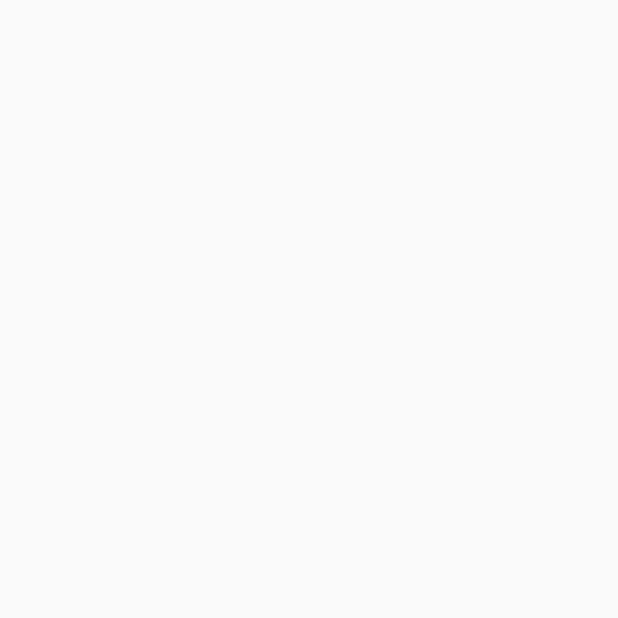
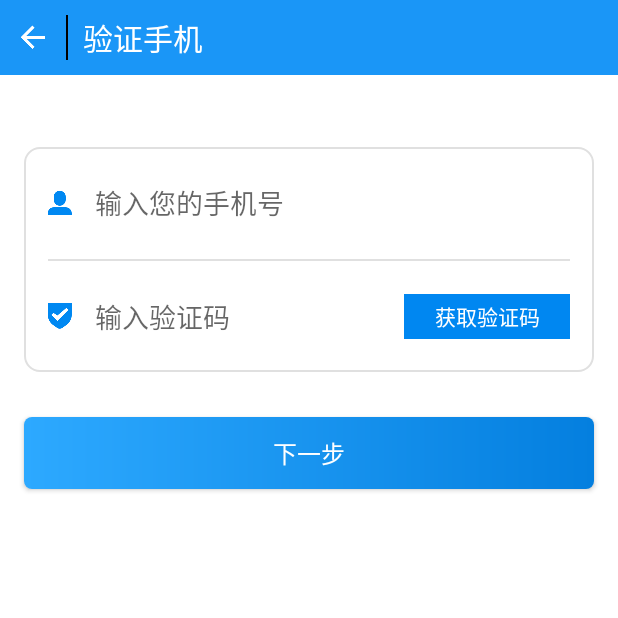
Before and after one commit to HaapyDeng/homedooropenmoblie, an Android app: the ForgetPasswordActivity screen opened directly, with no data from a screen before it, on a phone screen of 412 x 824 dp, the top half of it. Before the commit the part shown is empty. Run offline under Robolectric (Android 15) with nearby library versions, the phone set to English and light mode, and no system bars.

Commit message:
忘记密码

```diff
--- a/app/src/main/res/layout/activity_forget_password.xml
+++ b/app/src/main/res/layout/activity_forget_password.xml
@@ -1,9 +1,145 @@
 <?xml version="1.0" encoding="utf-8"?>
-<android.support.constraint.ConstraintLayout xmlns:android="http://schemas.android.com/apk/res/android"
+<LinearLayout xmlns:android="http://schemas.android.com/apk/res/android"
     xmlns:app="http://schemas.android.com/apk/res-auto"
     xmlns:tools="http://schemas.android.com/tools"
     android:layout_width="match_parent"
     android:layout_height="match_parent"
+    android:orientation="vertical"
+    android:background="#ffffff"
     tools:context="com.max_plus.homedooropenplate.Activity.ForgetPasswordActivity">
 
-</android.support.constraint.ConstraintLayout>
+    <LinearLayout
+        android:layout_width="match_parent"
+        android:layout_height="50dp"
+        android:background="@color/head"
+        android:orientation="horizontal">
+
+        <ImageButton
+            android:id="@+id/btn_back"
+            android:layout_width="wrap_content"
+            android:layout_height="wrap_content"
+            android:layout_alignBottom="@+id/tv_info"
+            android:layout_gravity="center_vertical"
+            android:layout_marginLeft="10dp"
+            android:background="@drawable/back_button_select" />
+
+        <ImageView
+            android:layout_width="10dp"
+            android:layout_height="match_parent" />
+
+        <ImageView
+            android:layout_width="1dp"
+            android:layout_height="30dp"
+            android:layout_gravity="center_vertical"
+            android:background="#000000" />
+
+        <ImageView
+            android:layout_width="10dp"
+            android:layout_height="match_parent" />
+
+        <TextView
+            android:id="@+id/tv_info"
+            android:layout_width="wrap_content"
+            android:layout_height="wrap_content"
+            android:layout_gravity="center_vertical"
+            android:text="验证手机"
+            android:textColor="#ffffff"
+            android:textSize="20dp" />
+
+
+    </LinearLayout>
+
+    <ImageView
+        android:layout_width="match_parent"
+        android:layout_height="48dp" />
+
+    <LinearLayout
+        android:id="@+id/ll"
+        android:layout_width="match_parent"
+        android:layout_height="150dp"
+        android:layout_below="@+id/tv2"
+        android:layout_marginLeft="16dp"
+        android:layout_marginRight="16dp"
+        android:background="@drawable/shape_corner"
+        android:orientation="vertical">
+
+        <EditText
+            android:id="@+id/et_phone"
+            android:layout_width="match_parent"
+            android:layout_height="match_parent"
+            android:layout_marginLeft="16dp"
+            android:layout_marginRight="16dp"
+            android:layout_weight="1"
+            android:background="@null"
+            android:drawableLeft="@mipmap/signin_ic_username"
+            android:drawablePadding="15dp"
+            android:gravity="center_vertical"
+            android:hint="输入您的手机号"
+            android:inputType="phone"
+            android:lines="1"
+            android:maxLength="20" />
+
+        <ImageView
+            android:layout_width="match_parent"
+            android:layout_height="1dp"
+            android:layout_marginLeft="16dp"
+            android:layout_marginRight="16dp"
+            android:background="@color/grey" />
+
+        <LinearLayout
+            android:layout_width="match_parent"
+            android:layout_height="match_parent"
+            android:layout_weight="1"
+            android:orientation="horizontal">
+
+            <EditText
+                android:id="@+id/et_code"
+                android:layout_width="match_parent"
+                android:layout_height="match_parent"
+                android:layout_marginLeft="16dp"
+                android:layout_marginRight="16dp"
+                android:layout_weight="2"
+                android:background="@null"
+                android:drawableLeft="@mipmap/signin_ic_code"
+                android:drawablePadding="15dp"
+                android:gravity="center_vertical"
+                android:hint="输入验证码"
+                android:inputType="number"
+                android:lines="1"
+                android:maxLength="20" />
+
+            <com.max_plus.homedooropenplate.Tools.CountDownButton
+                android:id="@+id/tv_getcode"
+                android:layout_width="match_parent"
+                android:layout_height="30dp"
+                android:layout_gravity="center_vertical"
+                android:layout_marginRight="16dp"
+                android:layout_weight="4"
+                android:gravity="center"
+                android:text="发送验证码"
+                android:textColor="#ffffff"
+                android:textSize="14dp" />
+        </LinearLayout>
+    </LinearLayout>
+    <TextView
+        android:id="@+id/tv_error_string"
+        android:layout_width="match_parent"
+        android:layout_height="30dp"
+        android:layout_marginLeft="16dp"
+        android:layout_marginRight="16dp"
+        android:gravity="center_vertical"
+        android:textColor="#f36e6a"
+        android:textSize="14dp"
+        android:visibility="invisible" />
+
+    <Button
+        android:id="@+id/btn_next"
+        android:layout_width="match_parent"
+        android:layout_height="48dp"
+        android:layout_marginLeft="16dp"
+        android:layout_marginRight="16dp"
+        android:background="@drawable/login_button_shape"
+        android:text="下一步"
+        android:textColor="#ffffff"
+        android:textSize="16dp" />
+</LinearLayout>
```
